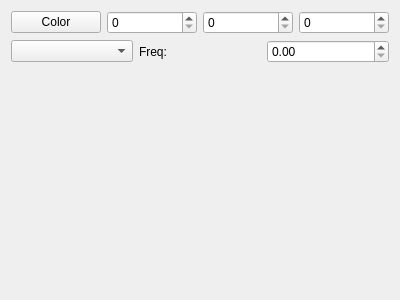
Old version of the form src/ui/ledControl/LedControlWidget.ui in the repository skye-git/qgroundcontrol-old.
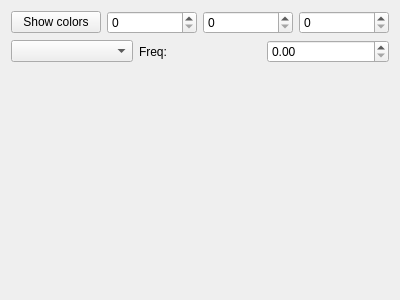
New version of the form.

Patch:
```diff
--- a/src/ui/ledControl/LedControlWidget.ui
+++ b/src/ui/ledControl/LedControlWidget.ui
@@ -25,7 +25,7 @@
         </size>
        </property>
        <property name="text">
-        <string>Color</string>
+        <string>Show colors</string>
        </property>
       </widget>
      </item>
```
